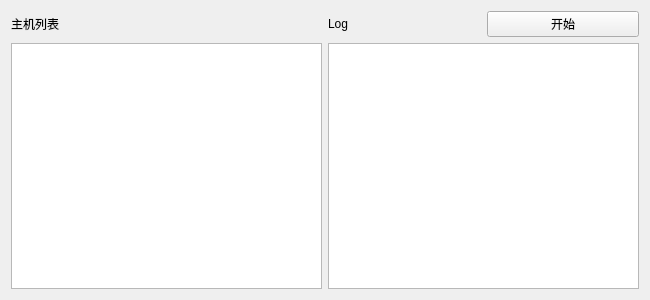
Old version of the form Src/ServerUI.ui in the repository LX050724/LabelingMachine.
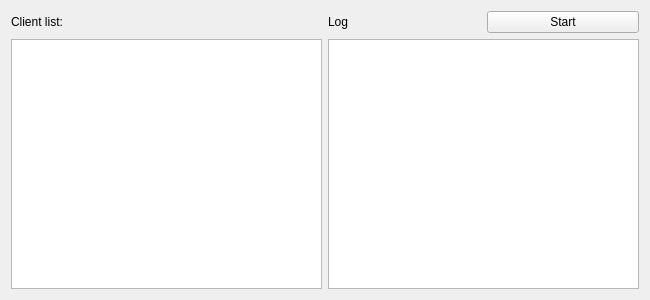
New version of the form.

```diff
--- a/Src/ServerUI.ui
+++ b/Src/ServerUI.ui
@@ -23,7 +23,7 @@
    <item row="0" column="0">
     <widget class="QLabel" name="label">
      <property name="text">
-      <string>主机列表</string>
+      <string>Client list:</string>
      </property>
     </widget>
    </item>
@@ -51,7 +51,7 @@
         </size>
        </property>
        <property name="text">
-        <string>开始</string>
+        <string>Start</string>
        </property>
       </widget>
      </item>
```
